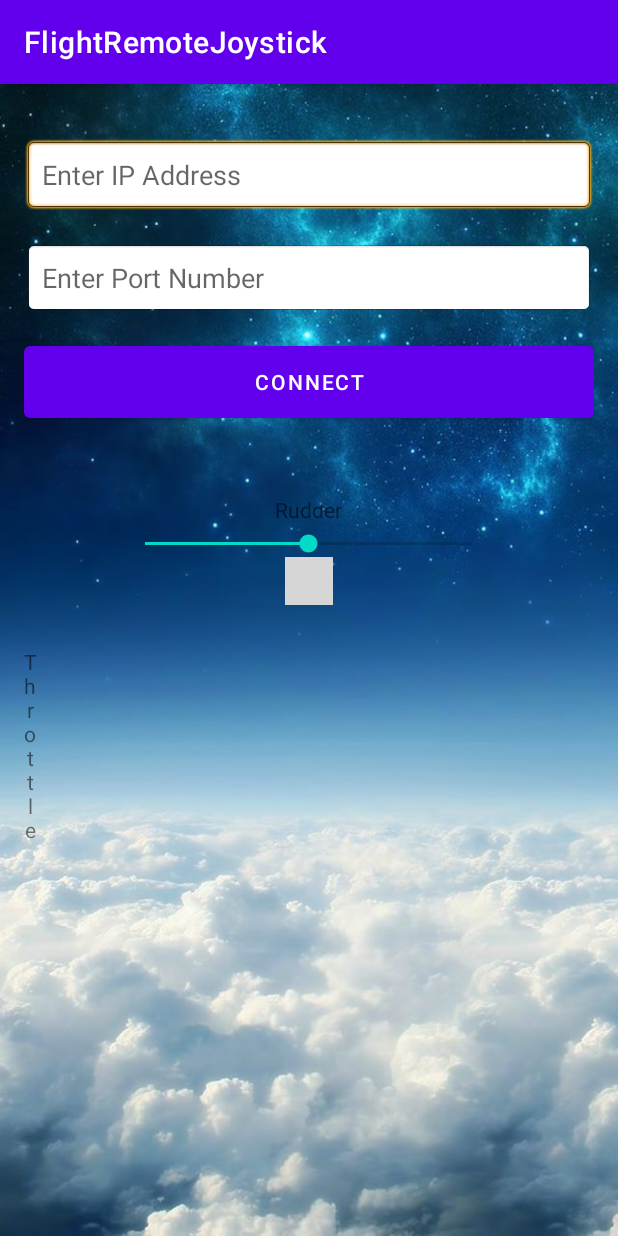
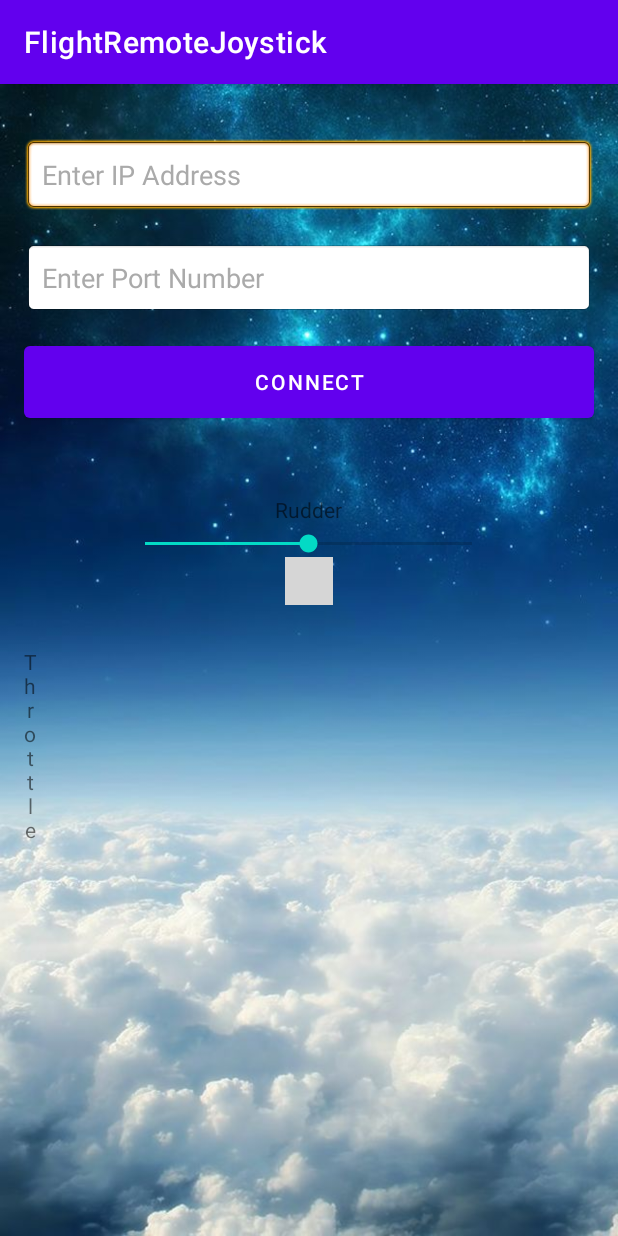
Before and after one commit to AsafLe5/FlightRemoteJoystick, an Android app: the screen it shows after launch (MainActivity), on a phone screen of 412 x 824 dp. Run offline under Robolectric (Android 15) with nearby library versions, the phone set to English and light mode, and no system bars; our stand-ins replace data binding; libraries missing offline, so code that uses them is left out: io.github.controlwear.virtual; plain views replace JoystickView, VerticalSeekBar, VerticalSeekBarWrapper; 3 statements that could not run were skipped; grey boxes are pictures that could not be loaded.

Commit message:
Changed Joystick appearance.

```diff
--- a/app/src/main/java/com/flightremotejoystick/view_model/ViewModel.java
+++ b/app/src/main/java/com/flightremotejoystick/view_model/ViewModel.java
@@ -16,12 +16,7 @@ public class ViewModel{ //extends AndroidViewModel {
 
     private FGPlayer model;
 
-    private String ip;
-    private int port;
-
     public void initializeModel(String ip, int port) throws IOException {
-        this.ip = ip;
-        this.port = port;
         this.model.initialize(ip,port);
     }
 
--- a/app/src/main/java/com/flightremotejoystick/views/MainActivity.java
+++ b/app/src/main/java/com/flightremotejoystick/views/MainActivity.java
@@ -50,7 +50,6 @@ public class MainActivity extends AppCompatActivity {
                 //Check condition
                 if(!ipString.equals("") && !portString.equals("")){
                     //When text is not empty - Set text on text view.
-                    String portIp = ipString + "\n" + portString;
                     try {
                         viewModel.initializeModel(ipString,Integer.parseInt(portString));
                     } catch (IOException e) {
--- a/app/src/main/res/layout/activity_main.xml
+++ b/app/src/main/res/layout/activity_main.xml
@@ -20,6 +20,7 @@
             android:layout_marginTop="20dp"
             android:background="@android:drawable/editbox_background"
             android:hint="Enter IP Address"
+            android:textColorHint="@android:color/darker_gray"
             android:padding="12dp"
             android:textColor="@color/black" />
 
@@ -32,6 +33,7 @@
             android:layout_marginTop="20dp"
             android:background="@android:drawable/editbox_background"
             android:hint="Enter Port Number"
+            android:textColorHint="@android:color/darker_gray"
             android:padding="12dp"
             android:textColor="@color/black" />
 
@@ -99,7 +101,8 @@
                 android:layout_width="wrap_content"
                 android:textAlignment="center"
                 android:layout_height="wrap_content"
-                android:layout_gravity="center_horizontal"/>
+                android:layout_gravity="center_horizontal"
+                tools:ignore="MissingConstraints" />
 
             <!--<SeekBar
                 android:id="@+id/throttleSeekBar"
--- a/app/src/main/res/layout/fragment_main.xml
+++ b/app/src/main/res/layout/fragment_main.xml
@@ -16,10 +16,11 @@
             android:layout_width="wrap_content"
             android:layout_height="wrap_content"
             android:id="@+id/bt_joystick"
-            custom:JV_buttonColor="#FF1240"
-            custom:JV_buttonSizeRatio="30%"
+            custom:JV_buttonColor="#a2a0a3"
+            custom:JV_buttonSizeRatio="40%"
             custom:JV_borderColor="#7B68EE"
             custom:JV_backgroundColor="#7B22FE"
+            custom:JV_buttonImage="@drawable/pngegg"
             custom:JV_borderWidth="4dp"
             custom:JV_fixedCenter="false"/>
 
```
Also changed, not shown: app/src/main/res/drawable/pngegg.png (added).
